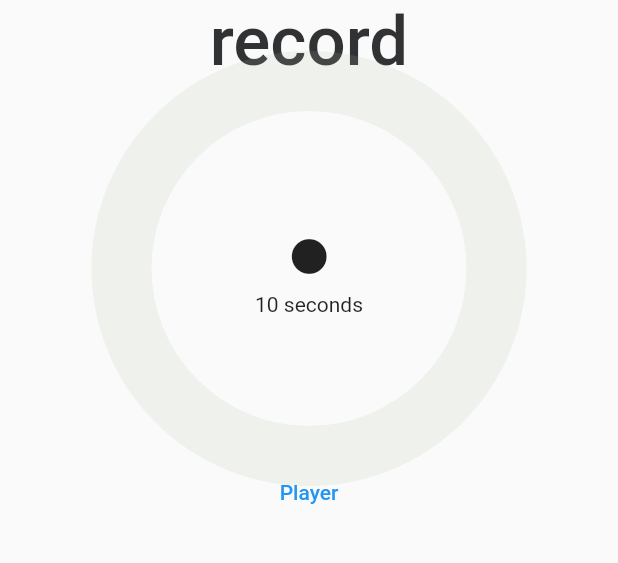
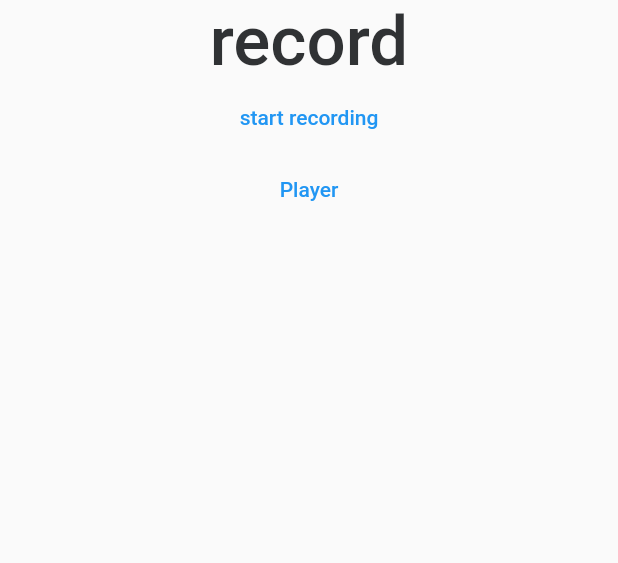
Before and after one commit to ettoma/my_voice, a Flutter app: the screen it shows after launch, on a phone screen of 412 x 824 dp, the part 84-647 px from its top. Run offline on Flutter 3.47's test engine with Material 2 defaults, Android fonts, the phone set to English and light mode, and no system bars; drawn by our look-alikes of circular_countdown_timer; our stand-ins replace font_awesome_flutter, sqflite; missing offline and left inert: flutter_sound; accounts and stored records are empty; Roboto replaces fonts that are missing (Poppins).

Commit message:
Reworked UI + UX (ditched circle timer)

```diff
--- a/lib/main.dart
+++ b/lib/main.dart
@@ -1,8 +1,5 @@
 import 'package:audio_journal/pages/get_started.dart';
-import 'package:audio_journal/pages/recording.dart';
 import 'package:flutter/material.dart';
-import 'package:path_provider/path_provider.dart';
-import 'dart:io';
 
 void main() {
   runApp(const MyApp());
@@ -18,30 +15,13 @@ class MyApp extends StatefulWidget {
 class _MyAppState extends State<MyApp> {
   @override
   Widget build(BuildContext context) {
-    bool? isFirstTimeUser;
-    Directory? directory;
-
-    void getDirectory() async {
-      directory = await getApplicationDocumentsDirectory();
-      if (File('${directory!.path}/audio.db').existsSync()) {
-        setState(
-          () {
-            isFirstTimeUser = false;
-          },
-        );
-      }
-    }
-
-    // Ensure isFirstTimeUser is initialised before building the widget tree
-    getDirectory();
-
     return MaterialApp(
       theme: ThemeData(
           backgroundColor: Color.fromRGBO(250, 249, 249, 1),
           fontFamily: 'Poppins'),
       debugShowCheckedModeBanner: false,
       title: 'my voice',
-      home: isFirstTimeUser == true ? GetStarted() : Recording(),
+      home: GetStarted(),
     );
   }
 }
--- a/lib/pages/recording.dart
+++ b/lib/pages/recording.dart
@@ -1,7 +1,8 @@
+import 'dart:async';
+
 import 'package:audio_journal/models/app_bar.dart';
 import 'package:audio_journal/models/sound_recorder.dart';
 import 'package:audio_journal/utils/colours.dart';
-import 'package:circular_countdown_timer/circular_countdown_timer.dart';
 import 'package:flutter/material.dart';
 import 'package:font_awesome_flutter/font_awesome_flutter.dart';
 
@@ -16,7 +17,6 @@ class Recording extends StatefulWidget {
 
 class _RecordingState extends State<Recording> {
   final recorder = SoundRecorder();
-  final CountDownController _timerController = CountDownController();
 
   @override
   void initState() {
@@ -32,7 +32,6 @@ class _RecordingState extends State<Recording> {
 
   @override
   Widget build(BuildContext context) {
-    bool isButtonRecording = false;
     String mood = '';
     String tag = '';
     TextEditingController _moodTextController = TextEditingController();
@@ -52,31 +51,14 @@ class _RecordingState extends State<Recording> {
                     fontSize: AppColours().titleSize,
                     fontWeight: FontWeight.w500),
               ),
-              Stack(
-                  alignment: Alignment.center,
-                  clipBehavior: Clip.hardEdge,
-                  children: [
-                    new CircularCountDownTimer(
-                      isTimerTextShown: false,
-                      controller: _timerController,
-                      autoStart: false,
-                      width: 250,
-                      height: 250,
-                      strokeWidth: 40,
-                      duration: 5,
-                      ringColor: AppColours().ringColour,
-                      fillColor: Colors.amber,
-                      initialDuration: 0,
-                      // ringGradient: AppColours().fillColour,
-                      // fillGradient: AppColours().fillColour,
-                      onStart: () {
+              TextButton(
+                onPressed: () {
                   recorder.record();
-                      },
-                      onComplete: () async {
-                        isButtonRecording = false;
+                  Timer(
+                    Duration(seconds: 5),
+                    () async {
                       recorder.stop();
-                        // _timerController.resetTimer();
-
+                      recorder.stop();
                       await showDialog(
                         barrierDismissible: false,
                         context: context,
@@ -98,12 +80,12 @@ class _RecordingState extends State<Recording> {
                                   controller: _tagTextController,
                                   onChanged: (e) =>
                                       tag = _tagTextController.text,
-                                    decoration:
-                                        InputDecoration(labelText: 'Tag'),
+                                  decoration: InputDecoration(labelText: 'Tag'),
                                 ),
                                 IconButton(
-                                    onPressed: () =>
-                                        Navigator.of(context).pop(),
+                                  onPressed: () {
+                                    Navigator.of(context).pop();
+                                  },
                                   icon: FaIcon(FontAwesomeIcons.check),
                                 )
                               ],
@@ -123,24 +105,10 @@ class _RecordingState extends State<Recording> {
                         ),
                       );
                     },
+                  );
+                },
+                child: Text('start recording'),
               ),
-                    Column(
-                      children: [
-                        IconButton(
-                          onPressed: () {
-                            var _timerTime = _timerController.getTime();
-                            _timerTime == '10'
-                                ? _timerController.restart()
-                                : _timerController.start();
-                          },
-                          icon: isButtonRecording == true
-                              ? const FaIcon(FontAwesomeIcons.stop)
-                              : const FaIcon(FontAwesomeIcons.solidCircle),
-                        ),
-                        Text('10 seconds')
-                      ],
-                    ),
-                  ]),
               TextButton(
                 child: Text('Player'),
                 onPressed: () {
--- a/pubspec.yaml
+++ b/pubspec.yaml
@@ -1,5 +1,5 @@
 name: audio_journal
-description: A new Flutter project.
+description: Audio journal.
 
 # The following line prevents the package from being accidentally published to
 # pub.dev using `flutter pub publish`. This is preferred for private packages.
@@ -37,7 +37,6 @@ dependencies:
   flutter_sound: ^8.1.9
   permission_handler: ^8.1.2
   path_provider: ^2.0.2
-  circular_countdown_timer: ^0.2.0
   provider: ^5.0.0
   intl: ^0.17.0
   shared_preferences: ^2.0.6
```
Also changed, not shown: lib/pages/get_started.dart (+25 -25 lines), pubspec.lock. Lines whose indentation alone changed are shown as unchanged.
